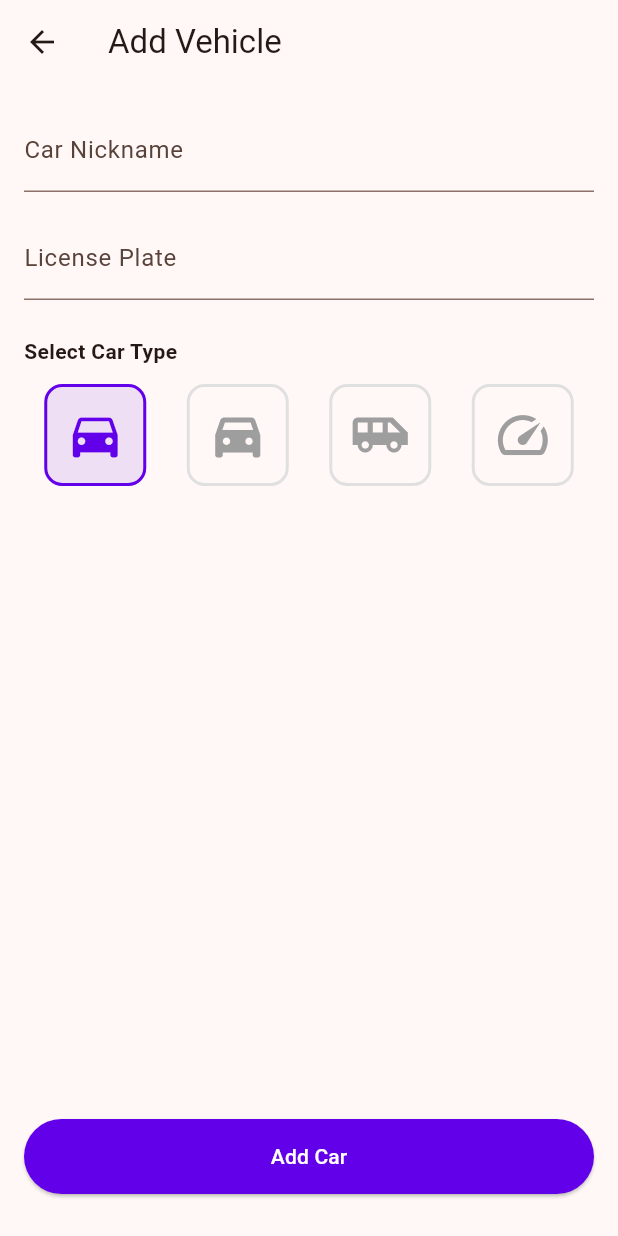
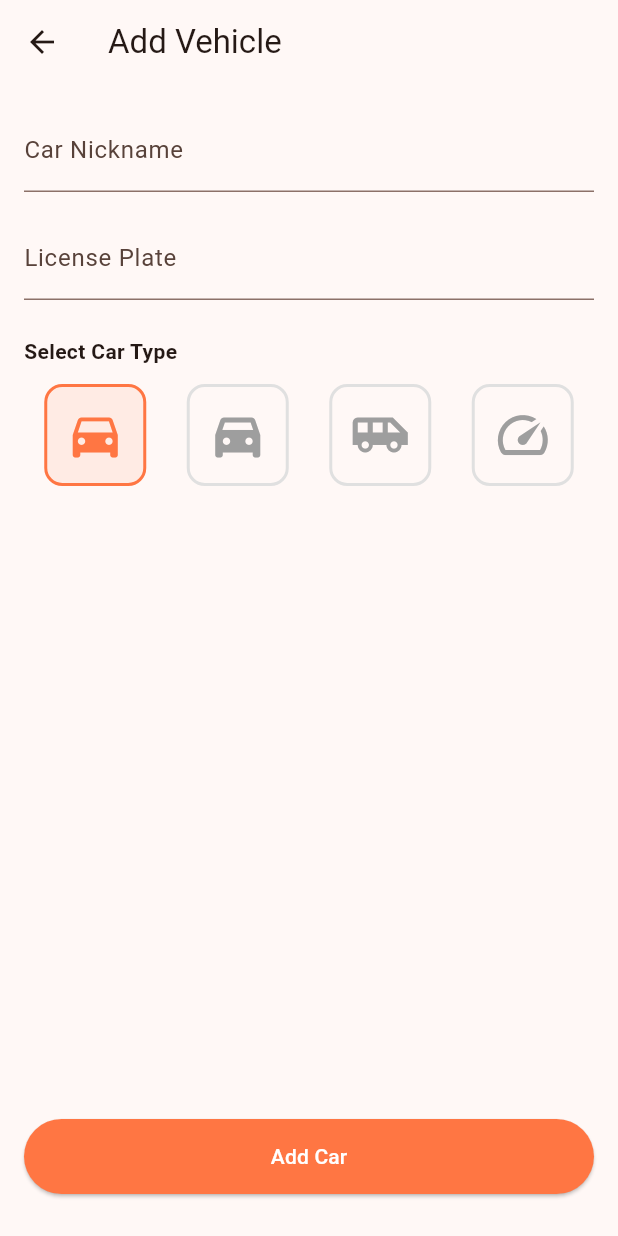
Before and after one commit to yuzhengwen/park-buddy, a Flutter app: the CarScreen screen opened directly, after a tap on "Add Car", on a phone screen of 412 x 824 dp. Run offline on Flutter 3.47's test engine with Material 3 defaults, Android fonts, the phone set to English and light mode, and no system bars; our stand-ins replace flutter_map, geolocator, image_picker, latlong2, share_plus, supabase_flutter; accounts and stored records are empty; network calls fail.

Commit message:
chore: Apply new theme (orange/peach #FF7643) consistently across all pages

```diff
--- a/lib/UI/CarCard.dart
+++ b/lib/UI/CarCard.dart
@@ -49,9 +49,9 @@
               caricon,
               fit: BoxFit.contain,
               errorBuilder: (context, error, stackTrace) =>
-                  Icon(Icons.directions_car, size: 100, color: Color(0xFF6200EA)),
+                  Icon(Icons.directions_car, size: 100, color: Color(0xFFFF7643)),
             )
-          : Icon(_getCarIcon(caricon), size: 100, color: Color(0xFF6200EA)),
+          : Icon(_getCarIcon(caricon), size: 100, color: Color(0xFFFF7643)),
     );
   }
 
@@ -125,7 +125,7 @@
               },
 
             ) : IconButton(
-            icon: const Icon(Icons.edit, color: Color(0xFF6200EA)),
+            icon: const Icon(Icons.edit, color: Color(0xFFFF7643)),
             onPressed:widget.onEdit
             ,
             ),
--- a/lib/screens/car_screen.dart
+++ b/lib/screens/car_screen.dart
@@ -117,7 +117,7 @@
             icon: const Icon(Icons.add),
             label: const Text("Add Car"),
             style: ElevatedButton.styleFrom(
-              backgroundColor: const Color(0xFF6200EA),
+              backgroundColor: const Color(0xFFFF7643),
               foregroundColor: Colors.white,
               minimumSize: const Size(double.infinity, 50),
             ),
--- a/lib/screens/edit_profile.dart
+++ b/lib/screens/edit_profile.dart
@@ -101,7 +101,7 @@
                 children: [
                   CircleAvatar(
                     radius: 50,
-                    backgroundColor: const Color(0xFF6200EA),
+                    backgroundColor: const Color(0xFFFF7643),
                     backgroundImage: _imageFile != null
                           ? FileImage(_imageFile!) as ImageProvider // <--- Correct for local files
                           : (_avatarUrl != null && _avatarUrl!.isNotEmpty
@@ -118,7 +118,7 @@
                     child: Container(
                       padding: const EdgeInsets.all(4),
                       decoration: const BoxDecoration(
-                        color: Color(0xFF6200EA),
+                        color: Color(0xFFFF7643),
                         shape: BoxShape.circle,
                       ),
                       child: const Icon(
@@ -176,7 +176,7 @@
               : const Icon(Icons.check),
             label: Text(_isSaving ? "Saving..." : "Save Changes"),
             style: ElevatedButton.styleFrom(
-              backgroundColor: const Color(0xFF6200EA),
+              backgroundColor: const Color(0xFFFF7643),
               foregroundColor: Colors.white,
               minimumSize: const Size(double.infinity, 55),
               shape: RoundedRectangleBorder(borderRadius: BorderRadius.circular(12)),
--- a/lib/screens/modify_car_screen.dart
+++ b/lib/screens/modify_car_screen.dart
@@ -123,7 +123,7 @@
               ElevatedButton(
                 onPressed: _submitData,
                 style: ElevatedButton.styleFrom(
-                  backgroundColor: const Color(0xFF6200EA),
+                  backgroundColor: const Color(0xFFFF7643),
                   foregroundColor: Colors.white,
                   minimumSize: const Size(double.infinity, 50),
                 ),
@@ -163,10 +163,10 @@
             decoration: BoxDecoration(
               // Highlight color if selected
               color: isSelected
-                  ? const Color(0xFF6200EA).withOpacity(0.1)
+                  ? const Color(0xFFFF7643).withOpacity(0.1)
                   : Colors.transparent,
               border: Border.all(
-                color: isSelected ? const Color(0xFF6200EA) : Colors.grey.shade300,
+                color: isSelected ? const Color(0xFFFF7643) : Colors.grey.shade300,
                 width: 2,
               ),
               borderRadius: BorderRadius.circular(12),
@@ -174,7 +174,7 @@
             child: Icon(
               item['icon'],
               size: 40,
-              color: isSelected ? const Color(0xFF6200EA) : Colors.grey,
+              color: isSelected ? const Color(0xFFFF7643) : Colors.grey,
             ),
           ),
         );
--- a/lib/screens/parking_session_detail_screen.dart
+++ b/lib/screens/parking_session_detail_screen.dart
@@ -32,7 +32,7 @@
       appBar: AppBar(
         title: const Text('Parking Session',
             style: TextStyle(color: Colors.white)),
-        backgroundColor: const Color(0xFF6200EA),
+        backgroundColor: const Color(0xFFFF7643),
         iconTheme: const IconThemeData(color: Colors.white),
       ),
       body: c.isLoadingSession
--- a/lib/screens/widgets/session_bottom_bar.dart
+++ b/lib/screens/widgets/session_bottom_bar.dart
@@ -30,7 +30,7 @@
             width: double.infinity,
             child: ElevatedButton(
               style: ElevatedButton.styleFrom(
-                backgroundColor: const Color(0xFF6200EA),
+                backgroundColor: const Color(0xFFFF7643),
                 padding:
                     const EdgeInsets.symmetric(vertical: 16),
                 shape: RoundedRectangleBorder(
--- a/lib/screens/widgets/session_summary_card.dart
+++ b/lib/screens/widgets/session_summary_card.dart
@@ -100,7 +100,7 @@
                       style: const TextStyle(
                         fontWeight: FontWeight.bold,
                         fontSize: 18,
-                        color: Color(0xFF6200EA),
+                        color: Color(0xFFFF7643),
                       ),
                     ),
                     const SizedBox(width: 4), // spacing
--- a/lib/tabs/my_parking_tab.dart
+++ b/lib/tabs/my_parking_tab.dart
@@ -31,7 +31,7 @@
     return Scaffold(
       appBar: AppBar(
         title: Text('My Parking', style: TextStyle(color: Colors.white)),
-        backgroundColor: Color(0xFF6200EA),
+        backgroundColor: Color(0xFFFF7643),
       ),
       body: isLoading
           ? Center(child: CircularProgressIndicator())
--- a/lib/tabs/profile_tab.dart
+++ b/lib/tabs/profile_tab.dart
@@ -40,7 +40,7 @@
                 // Profile Picture (Updates dynamically)
                 CircleAvatar(
                   radius: 60,
-                  backgroundColor: const Color(0xFF6200EA),
+                  backgroundColor: const Color(0xFFFF7643),
                   backgroundImage: avatarUrl != null ? NetworkImage(avatarUrl) : null,
                   child: avatarUrl == null
                       ? const Icon(Icons.person, size: 50, color: Colors.white)
```
